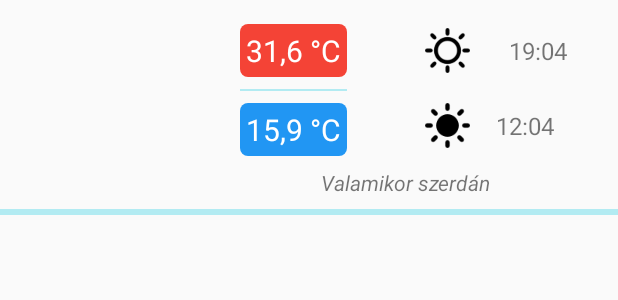
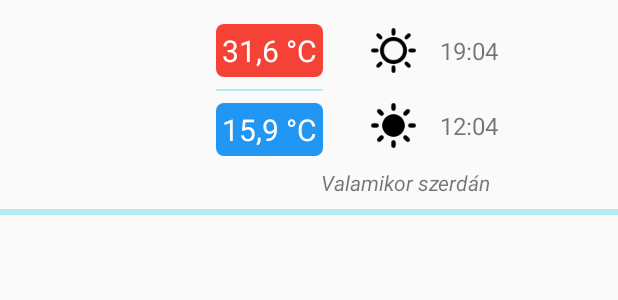
Before and after one commit to matevojts/MiniWeather, an Android app: the layout list_item.xml on its own in the app's theme, with its tools: preview values and no code run, on a phone screen of 412 x 824 dp. Shown: the top 300 px of the screen. Run offline under Robolectric (Android 15) with nearby library versions, the phone set to English and light mode, and no system bars.

Commit message:
Add larger screen support for recyclerview

```diff
--- a/app/src/main/res/layout/list_item.xml
+++ b/app/src/main/res/layout/list_item.xml
@@ -1,4 +1,5 @@
-<android.support.constraint.ConstraintLayout xmlns:android="http://schemas.android.com/apk/res/android"
+<android.support.constraint.ConstraintLayout
+    xmlns:android="http://schemas.android.com/apk/res/android"
     xmlns:app="http://schemas.android.com/apk/res-auto"
     xmlns:tools="http://schemas.android.com/tools"
     android:layout_width="match_parent"
@@ -22,7 +23,7 @@
         style="@style/TemperatureText.Max"
         android:layout_width="wrap_content"
         android:layout_height="wrap_content"
-        android:layout_marginStart="32dp"
+        android:layout_marginStart="16dp"
         android:layout_marginTop="16dp"
         app:layout_constraintStart_toEndOf="@+id/conditionImageView"
         app:layout_constraintTop_toTopOf="parent"
@@ -56,7 +57,7 @@
         android:id="@+id/sunrise"
         android:layout_width="30dp"
         android:layout_height="30dp"
-        android:layout_marginStart="52dp"
+        android:layout_marginStart="32dp"
         android:src="@drawable/sunrise"
         app:layout_constraintBottom_toBottomOf="@+id/maxTempTextView"
         app:layout_constraintStart_toEndOf="@+id/maxTempTextView"
@@ -79,10 +80,11 @@
         android:layout_width="wrap_content"
         android:layout_height="wrap_content"
         android:layout_marginEnd="16dp"
-        android:layout_marginStart="8dp"
+        android:layout_marginStart="16dp"
         android:textSize="16sp"
         app:layout_constraintBottom_toBottomOf="@+id/sunrise"
         app:layout_constraintEnd_toEndOf="parent"
+        app:layout_constraintHorizontal_bias="0"
         app:layout_constraintStart_toEndOf="@+id/sunrise"
         app:layout_constraintTop_toTopOf="@+id/sunrise"
         tools:text="19:04"
@@ -92,7 +94,7 @@
         android:id="@+id/sunSetTextView"
         android:layout_width="wrap_content"
         android:layout_height="wrap_content"
-        android:layout_marginStart="8dp"
+        android:layout_marginStart="16dp"
         android:textSize="16sp"
         app:layout_constraintBottom_toBottomOf="@+id/sunset"
         app:layout_constraintEnd_toEndOf="@+id/sunRiseTextView"
--- /dev/null
+++ b/app/src/main/res/values-w600dp/dimens.xml
@@ -0,0 +1,4 @@
+<?xml version="1.0" encoding="utf-8"?>
+<resources>
+    <dimen name="recyclerview_side_padding">120dp</dimen>
+</resources>
--- /dev/null
+++ b/app/src/main/res/values/dimens.xml
@@ -0,0 +1,4 @@
+<?xml version="1.0" encoding="utf-8"?>
+<resources>
+    <dimen name="recyclerview_side_padding">8dp</dimen>
+</resources>
```
Also changed, not shown: app/src/main/res/layout/weather_view_fragment.xml (+6 -4 lines).
